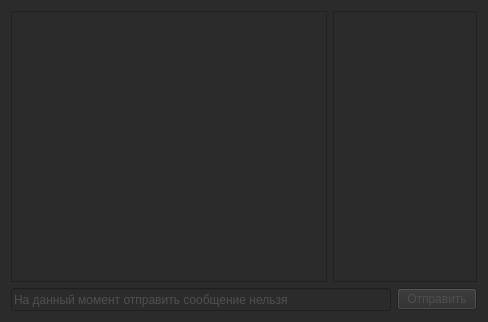
First picture: the form in chat_widget.ui, repository tinelix/irc-client, before the edit.
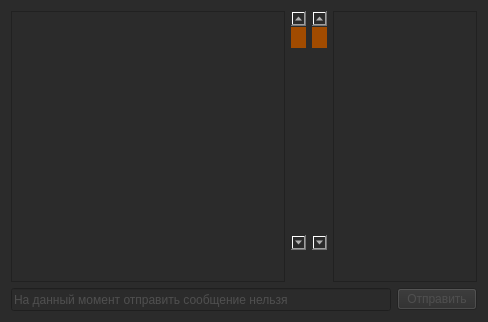
Second picture: the form after the edit. Icons and pictures are not drawn.

```diff
--- a/chat_widget.ui
+++ b/chat_widget.ui
@@ -29,7 +29,25 @@
         </font>
        </property>
        <property name="styleSheet">
-        <string notr="true">selection-background-color: rgb(161, 75, 0);</string>
+        <string notr="true">selection-background-color: rgb(161, 75, 0);
+
+QScrollBar::handle {
+border-syle: outset;
+background: #444444;
+border-width: 2px;
+border-radius: 10px;
+}
+
+QScrollBar::handle::pressed {
+background: rgb(161, 75, 0);
+}
+
+QScrollBar::add-page {
+background-color: rgb(43, 43, 43);
+}</string>
+       </property>
+       <property name="verticalScrollBarPolicy">
+        <enum>Qt::ScrollBarAsNeeded</enum>
        </property>
        <property name="undoRedoEnabled">
         <bool>false</bool>
@@ -39,6 +57,88 @@
        </property>
       </widget>
      </item>
+     <item>
+      <widget class="QScrollBar" name="verticalScrollBar">
+       <property name="styleSheet">
+        <string notr="true">QScrollBar:vertical {
+     border: 0px solid;
+     background: rgb(43, 43, 43);
+     width: 15px;
+     margin: 16px 0 16px 0;
+ }
+ QScrollBar::handle:vertical {
+     background: rgb(161, 75, 0);
+	 border-width: 2px;
+	 border-radius: 10px;
+ }
+ QScrollBar::add-line:vertical {
+     border: 0px solid;
+	 background-color: rgb(43, 43, 43);
+     height: 16px;
+     subcontrol-position: bottom;
+     subcontrol-origin: margin;
+	 image: url(:/arrows/up_arrow_dark.png);
+ }
+
+ QScrollBar::sub-line:vertical {
+     border: 0px solid;
+     background: rgb(43, 43, 43);
+     height: 16px;
+     subcontrol-position: top;
+     subcontrol-origin: margin;
+	 image: url(:/arrows/down_arrow_dark.png);
+ }
+
+ QScrollBar::add-page:vertical, QScrollBar::sub-page:vertical {
+     background: none;
+ }</string>
+       </property>
+       <property name="orientation">
+        <enum>Qt::Vertical</enum>
+       </property>
+      </widget>
+     </item>
+     <item>
+      <widget class="QScrollBar" name="verticalScrollBar_2">
+       <property name="styleSheet">
+        <string notr="true">QScrollBar:vertical {
+     border: 0px solid;
+     background: rgb(43, 43, 43);
+     width: 15px;
+     margin: 16px 0 16px 0;
+ }
+ QScrollBar::handle:vertical {
+     background: rgb(161, 75, 0);
+	 border-width: 2px;
+	 border-radius: 10px;
+ }
+ QScrollBar::add-line:vertical {
+     border: 0px solid;
+	 background-color: rgb(43, 43, 43);
+     height: 16px;
+     subcontrol-position: bottom;
+     subcontrol-origin: margin;
+	 image: url(:/arrows/up_arrow_dark.png);
+ }
+
+ QScrollBar::sub-line:vertical {
+     border: 0px solid;
+     background: rgb(43, 43, 43);
+     height: 16px;
+     subcontrol-position: top;
+     subcontrol-origin: margin;
+	 image: url(:/arrows/down_arrow_dark.png);
+ }
+
+ QScrollBar::add-page:vertical, QScrollBar::sub-page:vertical {
+     background: none;
+ }</string>
+       </property>
+       <property name="orientation">
+        <enum>Qt::Vertical</enum>
+       </property>
+      </widget>
+     </item>
      <item>
       <widget class="QTreeWidget" name="members_list">
        <property name="minimumSize">
```
Left out of the diff: 10 changed lines with no effect on the pictures.
